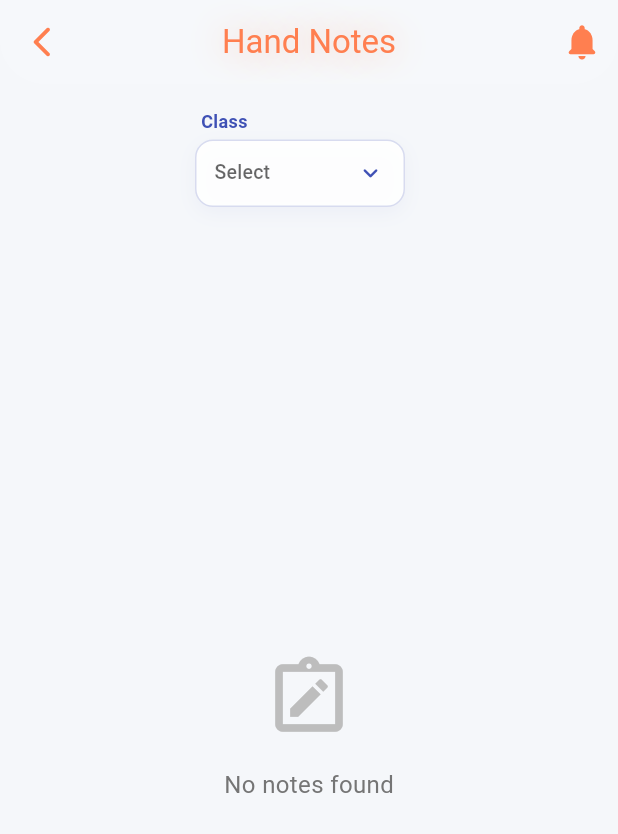
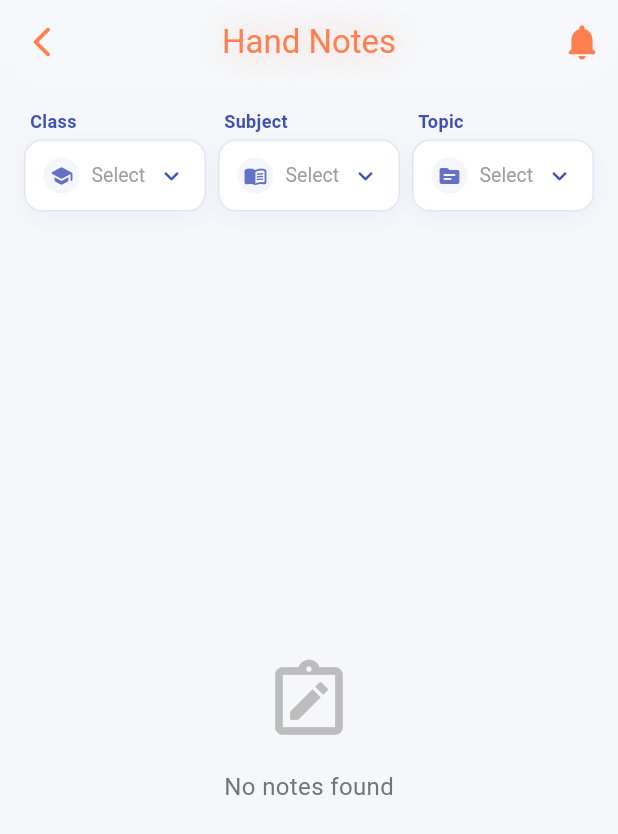
Before and after one commit to Pi-Dev-0/Pi-QBank, a Flutter app: the HandNotesPage screen opened directly, on a phone screen of 412 x 824 dp. Shown: the top 834 px of the screen. Run offline on Flutter 3.47's test engine with Material 3 defaults, Android fonts, the phone set to English and light mode, and no system bars; our stand-ins replace connectivity_plus, file_picker, flutter_tts, image_picker, logger, open_file and 7 more; missing offline and left inert: flutter_pdfview; accounts and stored records are empty; network calls fail; Roboto replaces fonts that are missing (HindSiliguri).

Commit message:
feat: enhance filter dropdown UI with icons and adjust filter chip layout to be responsive.

```diff
--- a/lib/pages/hand_notes/hand_notes_page.dart
+++ b/lib/pages/hand_notes/hand_notes_page.dart
@@ -205,10 +205,52 @@ class _HandNotesPageState extends State<HandNotesPage>
 
   Widget _buildFilterChip(String label, String? value, List<String> options,
       ValueChanged<String?> onChanged) {
-    return Container(
-      width: 140, // Fixed width for consistent row layout
-      margin: const EdgeInsets.only(right: 12), // Spacing between items
-      child: Column(
+    IconData getIcon() {
+      switch (label) {
+        case 'Class':
+          return Icons.school_rounded;
+        case 'Subject':
+          return Icons.menu_book_rounded;
+        case 'Topic':
+          return Icons.topic_rounded;
+        default:
+          return Icons.category_rounded;
+      }
+    }
+
+    Widget buildItemContent(String text) {
+      return Row(
+        children: [
+          Container(
+            padding: const EdgeInsets.all(4),
+            decoration: BoxDecoration(
+              color: Colors.indigo.withOpacity(0.05),
+              shape: BoxShape.circle,
+            ),
+            child: Icon(
+              getIcon(),
+              size: 16,
+              color: Colors.indigo.withOpacity(0.8),
+            ),
+          ),
+          const SizedBox(width: 8),
+          Expanded(
+            child: Text(
+              text,
+              style: const TextStyle(
+                fontSize: 13,
+                fontWeight: FontWeight.bold,
+                color: Colors.black87,
+              ),
+              maxLines: 1,
+              overflow: TextOverflow.ellipsis,
+            ),
+          ),
+        ],
+      );
+    }
+
+    return Column(
       crossAxisAlignment: CrossAxisAlignment.start,
       children: [
         Padding(
@@ -218,51 +260,86 @@ class _HandNotesPageState extends State<HandNotesPage>
             style: const TextStyle(
               fontWeight: FontWeight.bold,
               color: Colors.indigo,
-                  fontSize: 12),
+              fontSize: 12,
+            ),
             maxLines: 1,
             overflow: TextOverflow.ellipsis,
           ),
         ),
         Container(
-            height: 45, // Compact height
+          height: 48,
           padding: const EdgeInsets.symmetric(horizontal: 12),
           decoration: BoxDecoration(
-              color: Colors.white.withOpacity(0.9),
+            color: Colors.white,
             borderRadius: BorderRadius.circular(12),
-              border: Border.all(color: Colors.indigo.withOpacity(0.2)),
+            border: Border.all(color: Colors.indigo.withOpacity(0.15)),
             boxShadow: [
               BoxShadow(
                 color: Colors.indigo.withOpacity(0.05),
                 blurRadius: 10,
-                    offset: const Offset(0, 4)),
+                offset: const Offset(0, 4),
+              ),
             ],
           ),
           child: DropdownButtonHideUnderline(
             child: DropdownButton<String>(
               value: options.contains(value) ? value : null,
               isExpanded: true,
-                hint: const Text("Select",
-                    style: TextStyle(fontSize: 13)), // Shorter hint
               icon: const Icon(Icons.keyboard_arrow_down_rounded,
                   color: Colors.indigo, size: 20),
+              hint: Row(
+                children: [
+                  Container(
+                    padding: const EdgeInsets.all(4),
+                    decoration: BoxDecoration(
+                      color: Colors.indigo.withOpacity(0.05),
+                      shape: BoxShape.circle,
+                    ),
+                    child: Icon(
+                      getIcon(),
+                      size: 16,
+                      color: Colors.indigo.withOpacity(0.8),
+                    ),
+                  ),
+                  const SizedBox(width: 8),
+                  const Expanded(
+                    child: Text(
+                      'Select',
+                      style: TextStyle(
+                        fontSize: 13,
+                        color: Colors.grey,
+                      ),
+                      maxLines: 1,
+                      overflow: TextOverflow.ellipsis,
+                    ),
+                  ),
+                ],
+              ),
+              selectedItemBuilder: (BuildContext context) {
+                return options.map<Widget>((String item) {
+                  return buildItemContent(item);
+                }).toList();
+              },
               items: options.map((String item) {
                 return DropdownMenuItem<String>(
                   value: item,
                   child: Text(
                     item,
-                      style:
-                          const TextStyle(color: Colors.black87, fontSize: 13),
-                      maxLines: 1,
-                      overflow: TextOverflow.ellipsis,
+                    style: const TextStyle(
+                      fontSize: 14,
+                      color: Colors.black87,
+                    ),
                   ),
                 );
               }).toList(),
               onChanged: onChanged,
+              dropdownColor: Colors.white,
+              borderRadius: BorderRadius.circular(12),
+              style: const TextStyle(color: Colors.black87),
             ),
           ),
         ),
       ],
-      ),
     );
   }
 
@@ -550,18 +627,20 @@ class _HandNotesPageState extends State<HandNotesPage>
             },
           ),
         ),
-        body: Column(
+        body: _isLoading
+            ? const Center(
+                child: LoadingWidget(loadingText: 'Fetching Notes...'))
+            : Column(
                 children: [
                   // Filters Section
                   Container(
                     padding: const EdgeInsets.only(
                         left: 16.0, right: 16.0, top: 16.0, bottom: 8.0),
-              child: SingleChildScrollView(
-                scrollDirection: Axis.horizontal,
-                physics: const BouncingScrollPhysics(),
                     child: Row(
                       children: [
-                    _buildFilterChip('Class', _selectedClass, _classes, (val) {
+                        Expanded(
+                          child: _buildFilterChip(
+                              'Class', _selectedClass, _classes, (val) {
                             setState(() {
                               _selectedClass = val;
                               _selectedSubject = null;
@@ -569,29 +648,34 @@ class _HandNotesPageState extends State<HandNotesPage>
                               _updateDropdowns();
                             });
                           }),
-                    if (_classes.isNotEmpty)
-                      _buildFilterChip('Subject', _selectedSubject, _subjects,
-                          (val) {
+                        ),
+                        const SizedBox(width: 8),
+                        Expanded(
+                          child: _buildFilterChip(
+                              'Subject', _selectedSubject, _subjects, (val) {
                             setState(() {
                               _selectedSubject = val;
                               _selectedTopic = null;
                               _updateDropdowns();
                             });
                           }),
-                    if (_subjects.isNotEmpty)
-                      _buildFilterChip('Topic', _selectedTopic, _topics,
-                          (val) => setState(() => _selectedTopic = val)),
+                        ),
+                        const SizedBox(width: 8),
+                        Expanded(
+                          child: _buildFilterChip(
+                              'Topic', _selectedTopic, _topics, (val) {
+                            setState(() {
+                              _selectedTopic = val;
+                            });
+                          }),
+                        ),
                       ],
-                ),
                     ),
                   ),
 
                   // Content Section
                   Expanded(
-              child: _isLoading
-                  ? const Center(
-                      child: LoadingWidget(loadingText: 'Fetching Notes...'))
-                  : filteredNotes.isEmpty
+                    child: filteredNotes.isEmpty
                         ? Center(
                             child: Column(
                               mainAxisAlignment: MainAxisAlignment.center,
```
Lines whose indentation alone changed are shown as unchanged.
